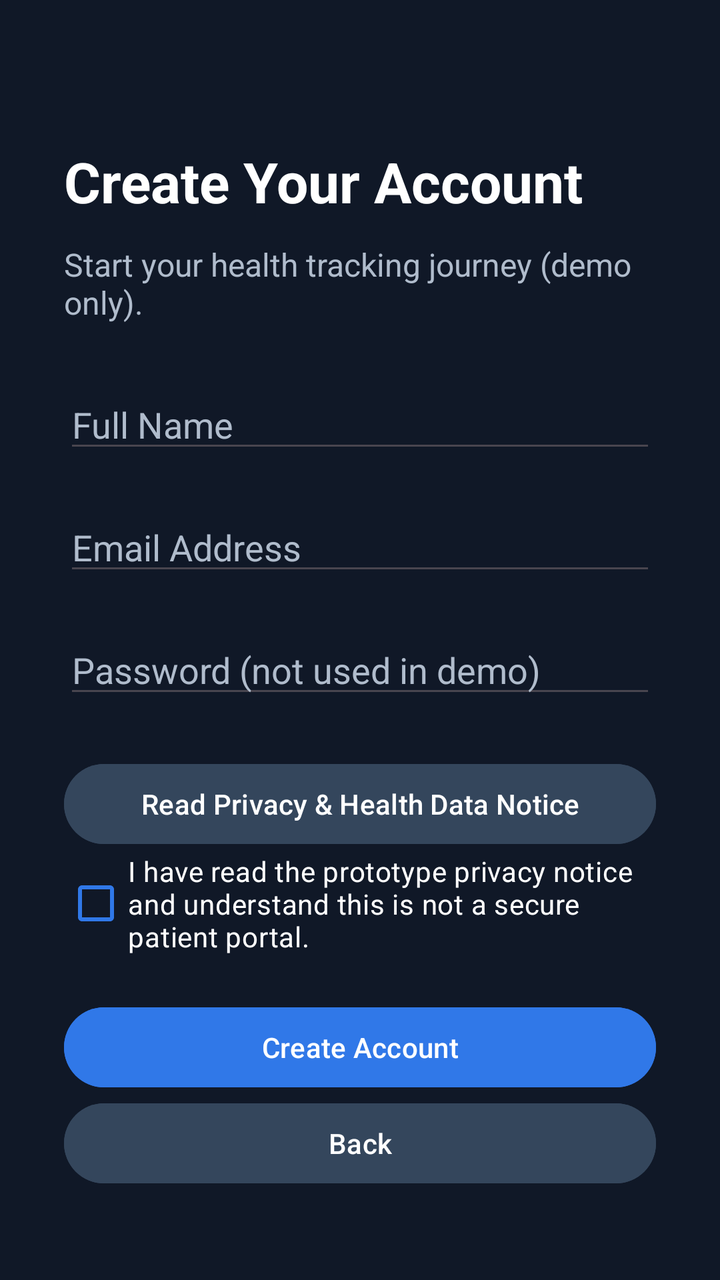
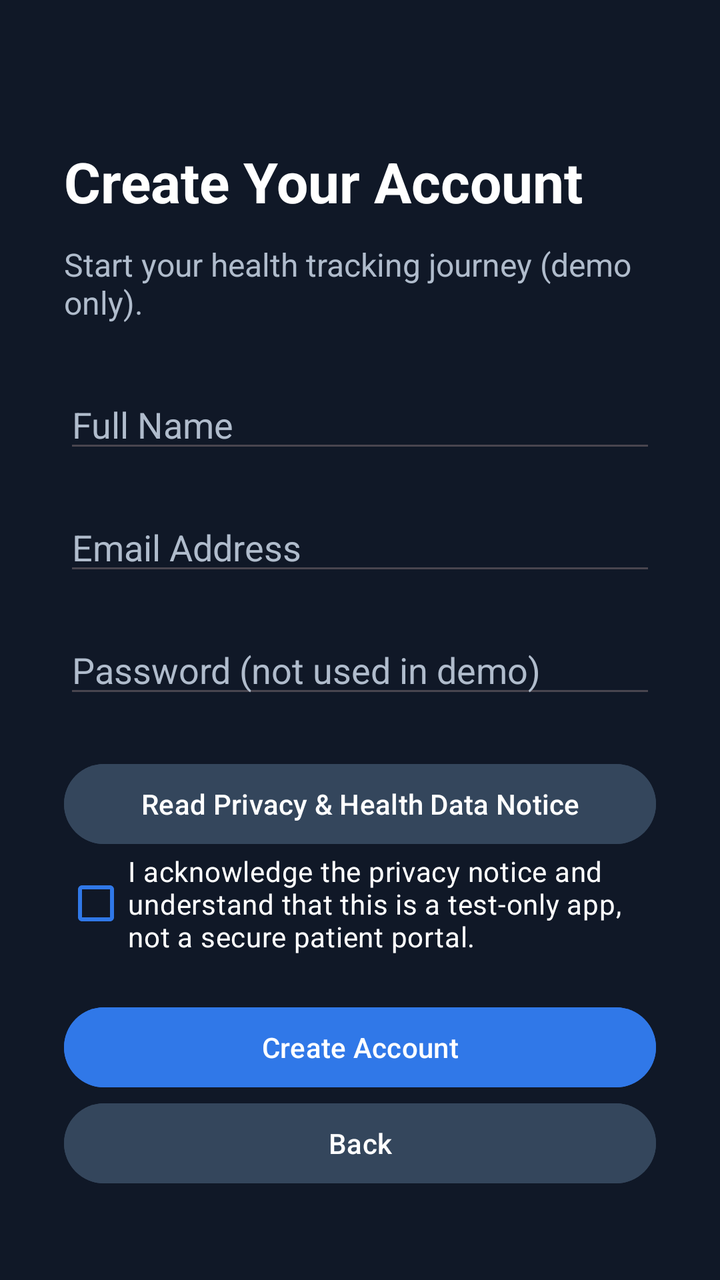

Compare the two renders of this Android layout. The source of the first and the diff that turns it into the second are given below.
<!-- AndroidManifest.xml: application theme Theme.VitalPath -->
<!-- res/layout/activity_register.xml -->
<?xml version="1.0" encoding="utf-8"?>
<ScrollView xmlns:android="http://schemas.android.com/apk/res/android"
    android:layout_width="match_parent" android:layout_height="match_parent"
    android:fillViewport="true" android:background="#101827">
    <LinearLayout android:layout_width="match_parent" android:layout_height="wrap_content"
        android:orientation="vertical" android:padding="32dp">
        <TextView android:layout_width="match_parent" android:layout_height="wrap_content"
            android:text="Create Your Account" android:textSize="28sp"
            android:textStyle="bold" android:textColor="#FFFFFF" android:layout_marginTop="40dp" />
        <TextView android:layout_width="match_parent" android:layout_height="wrap_content"
            android:text="Start your health tracking journey (demo only)."
            android:textSize="16sp" android:textColor="#B0BCCC"
            android:layout_marginTop="12dp" android:layout_marginBottom="28dp" />
        <EditText android:id="@+id/etName" android:layout_width="match_parent"
            android:layout_height="wrap_content" android:hint="Full Name"
            android:inputType="textPersonName" android:autofillHints="name"
            android:singleLine="true" android:textColor="#FFFFFF" android:textColorHint="#B0BCCC" />
        <EditText android:id="@+id/etEmail" android:layout_width="match_parent"
            android:layout_height="wrap_content" android:hint="Email Address"
            android:inputType="textEmailAddress" android:autofillHints="emailAddress"
            android:singleLine="true" android:textColor="#FFFFFF" android:textColorHint="#B0BCCC"
            android:layout_marginTop="20dp" />
        <EditText android:id="@+id/etPassword" android:layout_width="match_parent"
            android:layout_height="wrap_content" android:hint="Password (not used in demo)"
            android:inputType="textPassword" android:autofillHints="newPassword"
            android:singleLine="true" android:textColor="#FFFFFF" android:textColorHint="#B0BCCC"
            android:layout_marginTop="20dp" />
        <Button android:id="@+id/btnReadPrivacy" android:layout_width="match_parent"
            android:layout_height="wrap_content" android:text="Read Privacy &amp; Health Data Notice"
            android:textColor="#FFFFFF" android:backgroundTint="#34465C"
            android:layout_marginTop="24dp" />
        <CheckBox android:id="@+id/cbPrivacyAck" android:layout_width="match_parent"
            android:layout_height="wrap_content" android:buttonTint="#3078E8"
            android:text="I have read the prototype privacy notice and understand this is not a secure patient portal."
            android:textColor="#FFFFFF" />
        <Button android:id="@+id/btnContinue" android:layout_width="match_parent"
            android:layout_height="wrap_content" android:text="Create Account"
            android:textColor="#FFFFFF" android:backgroundTint="#3078E8"
            android:layout_marginTop="22dp" />
        <Button android:id="@+id/btnBack" android:layout_width="match_parent"
            android:layout_height="wrap_content" android:text="Back"
            android:textColor="#FFFFFF" android:backgroundTint="#34465C" />
    </LinearLayout>
</ScrollView>
<!-- resources referenced by this layout -->
<resources>
  <style name="Theme.VitalPath" parent="Base.Theme.VitalPath" />
  <style name="Base.Theme.VitalPath" parent="Theme.Material3.DayNight.NoActionBar">
          
          
      </style>
</resources>

<!-- the commit's change to res/layout/activity_register.xml (unified diff, before → after) -->
@@ -31,7 +31,7 @@
             android:layout_marginTop="24dp" />
         <CheckBox android:id="@+id/cbPrivacyAck" android:layout_width="match_parent"
             android:layout_height="wrap_content" android:buttonTint="#3078E8"
-            android:text="I have read the prototype privacy notice and understand this is not a secure patient portal."
+            android:text="I acknowledge the privacy notice and understand that this is a test-only app, not a secure patient portal."
             android:textColor="#FFFFFF" />
         <Button android:id="@+id/btnContinue" android:layout_width="match_parent"
             android:layout_height="wrap_content" android:text="Create Account"
